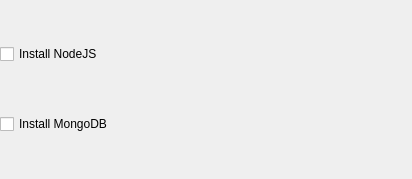
Qt form tools/release/installer/packages/org.3drepo.io/meta/endingcheckboxform.ui (3drepo/3drepo.io) before a commit.
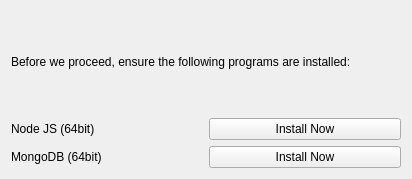
The same form after that commit.

The edit to the form file:
```diff
--- a/tools/release/installer/packages/org.3drepo.io/meta/endingcheckboxform.ui
+++ b/tools/release/installer/packages/org.3drepo.io/meta/endingcheckboxform.ui
@@ -10,44 +10,55 @@
     <height>179</height>
    </rect>
   </property>
+  <property name="windowTitle">
+   <string>Installing dependencies</string>
+  </property>
   <layout class="QVBoxLayout" name="verticalLayout">
-   <property name="leftMargin">
-    <number>0</number>
-   </property>
-   <property name="topMargin">
-    <number>0</number>
-   </property>
-   <property name="rightMargin">
-    <number>0</number>
-   </property>
-   <property name="bottomMargin">
-    <number>0</number>
-   </property>
    <item>
-    <widget class="QCheckBox" name="nodeCheckBox">
+    <widget class="QLabel" name="label_2">
      <property name="text">
-      <string>Install NodeJS</string>
+      <string>Before we proceed, ensure the following programs are installed:</string>
      </property>
-     <property name="checked">
-      <bool>false</bool>
+     <property name="wordWrap">
+      <bool>true</bool>
      </property>
-     <property name="tristate">
-      <bool>false</bool>
-     </property>
     </widget>
    </item>
    <item>
-    <widget class="QCheckBox" name="mongoCheckBox">
-     <property name="text">
-      <string>Install MongoDB</string>
-     </property>
-     <property name="checked">
-      <bool>false</bool>
-     </property>
-     <property name="tristate">
-      <bool>false</bool>
-     </property>
-    </widget>
+    <layout class="QHBoxLayout" name="horizontalLayout">
+     <item>
+      <widget class="QLabel" name="label">
+       <property name="text">
+        <string>Node JS (64bit)</string>
+       </property>
+      </widget>
+     </item>
+     <item>
+      <widget class="QPushButton" name="installNodeButton">
+       <property name="text">
+        <string>Install Now</string>
+       </property>
+      </widget>
+     </item>
+    </layout>
+   </item>
+   <item>
+    <layout class="QHBoxLayout" name="horizontalLayout_2">
+     <item>
+      <widget class="QLabel" name="label_3">
+       <property name="text">
+        <string>MongoDB (64bit)</string>
+       </property>
+      </widget>
+     </item>
+     <item>
+      <widget class="QPushButton" name="installMongoButton">
+       <property name="text">
+        <string>Install Now</string>
+       </property>
+      </widget>
+     </item>
+    </layout>
    </item>
   </layout>
  </widget>
```
